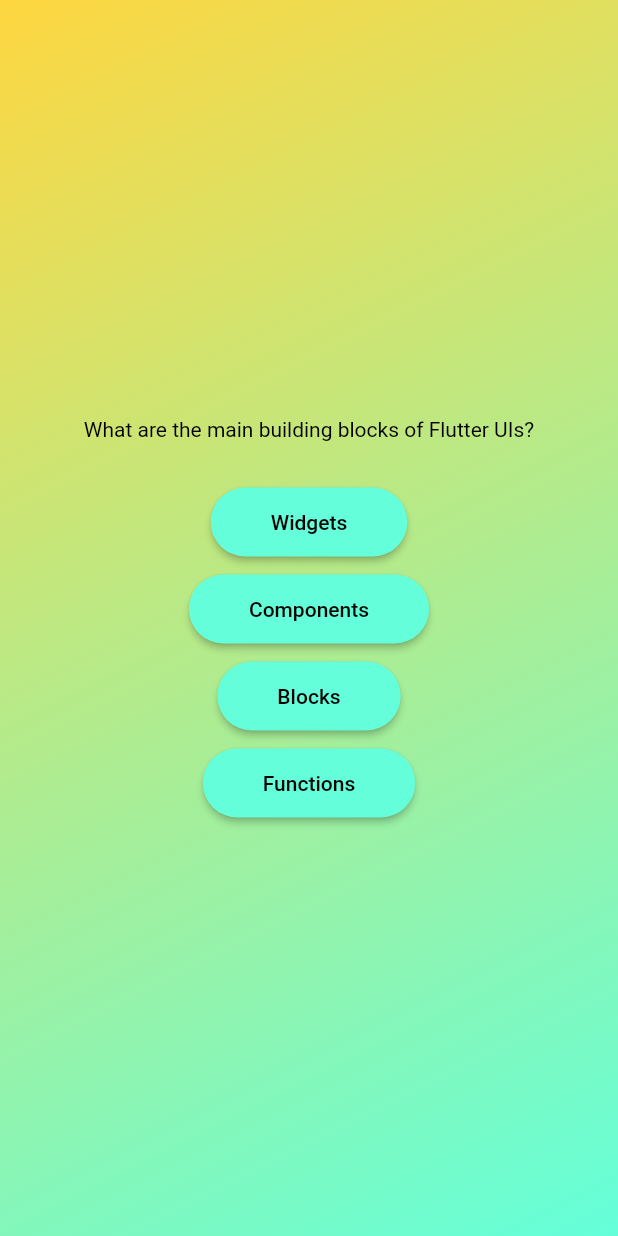
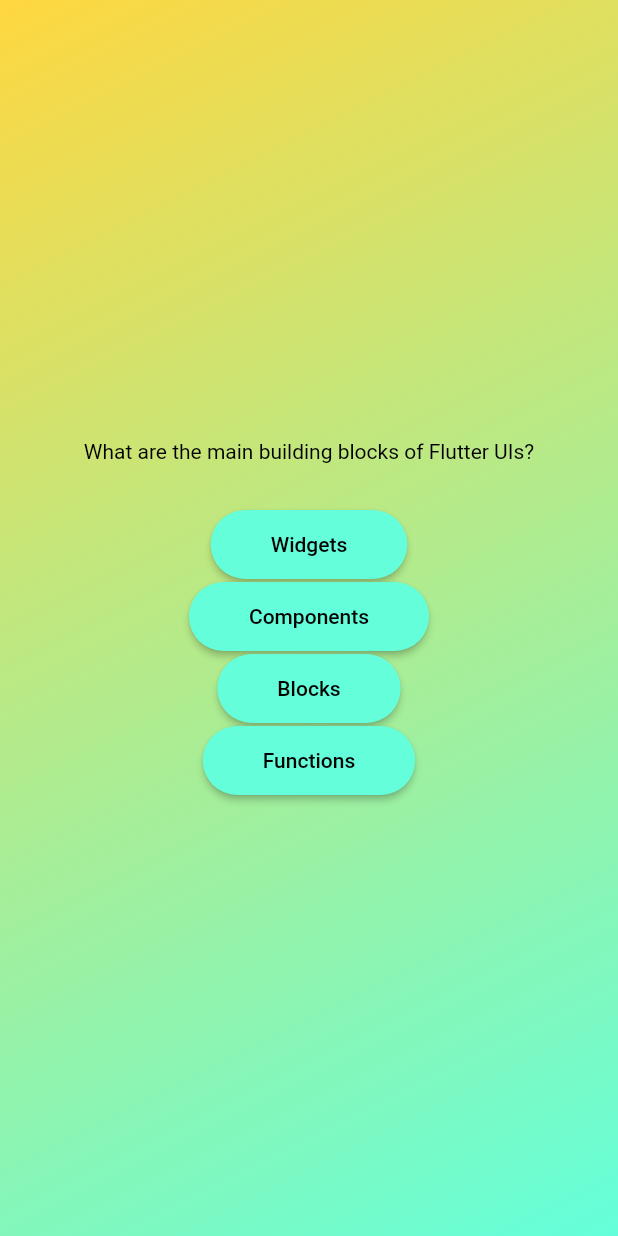
Before and after one commit to sharshv2012/quizzyy, a Flutter app: the screen it shows after launch, after a tap on "Start Quizz!", on a phone screen of 412 x 824 dp. Run offline on Flutter 3.47's test engine with Material 2 defaults, Android fonts, the light colour scheme and no system bars.

Commit message:
commit 6 : Mapped the list values with AnswerButton widget using map to avoid hardcoding of buttons now the no. of buttons can be as many as they are in the list.

```diff
--- a/lib/questions_screen.dart
+++ b/lib/questions_screen.dart
@@ -26,13 +26,16 @@
             style: const TextStyle(color: Colors.black),
           ),
           const SizedBox(height: 30),
-          AnswerButton(answerText: currentQuestion.answers[0], onTap: () {}),
+          ...currentQuestion.answers.map((answer) { //... is used for spreading (takes all values from list or itrables and are added as , seperated individual items.)
+            return AnswerButton(answerText: answer, onTap: () {},);
+          }),// map will pass the provided functions or any passed functionality to it's listItems.
+          /* AnswerButton(answerText: currentQuestion.answers[0], onTap: () {}),
           const SizedBox(height: 10),
           AnswerButton(answerText: currentQuestion.answers[1], onTap: () {}),
           const SizedBox(height: 10),
           AnswerButton(answerText: currentQuestion.answers[2], onTap: () {}),
           const SizedBox(height: 10),
-          AnswerButton(answerText: currentQuestion.answers[3], onTap: () {}),
+          AnswerButton(answerText: currentQuestion.answers[3], onTap: () {}), */
         ],
       ),
     );
```
